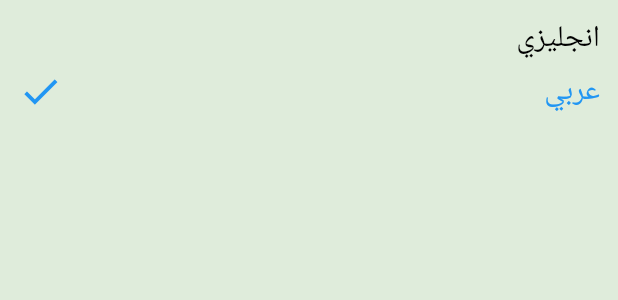
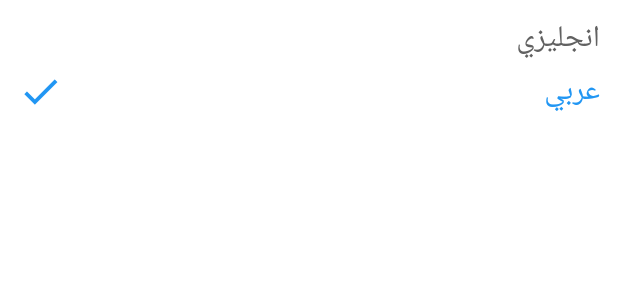
Before and after one commit to hadeer63/todo_app_route, a Flutter app: the LanguageBottomSheet widget shown alone on an empty page, opened directly, after a tap on "Arabic", on a phone screen of 412 x 824 dp. Shown: the top 300 px of the screen. Run offline on Flutter 3.47's test engine with Material 2 defaults, Android fonts, the phone set to English and light mode, and no system bars; our stand-ins replace calendar_timeline, firebase_core, google_fonts; accounts and stored records are empty; generated files the repository leaves out were written again.

Commit message:
provider and themeing

```diff
--- a/lib/bottom_sheet/language_bottom_sheet.dart
+++ b/lib/bottom_sheet/language_bottom_sheet.dart
@@ -9,6 +9,9 @@ class LanguageBottomSheet extends StatelessWidget {
   Widget build(BuildContext context) {
     var provider = Provider.of<MyProvider>(context);
     return Container(
+      color: provider.modeApp == ThemeMode.dark
+          ? Color(0xFF060E1E)
+          : Colors.white,
       child: Padding(
         padding: const EdgeInsets.all(12),
         child: Column(
@@ -25,7 +28,7 @@ class LanguageBottomSheet extends StatelessWidget {
                       fontSize: 20,
                         color: provider.languageCode == "en"
                             ? Colors.blue
-                            : Colors.black),
+                            : Colors.grey[700]),
                   ),
                   Spacer(),
                   provider.languageCode == "en"
@@ -33,7 +36,7 @@ class LanguageBottomSheet extends StatelessWidget {
                           Icons.done,
                           color: provider.languageCode == "en"
                               ? Colors.blue
-                              : Colors.black,
+                              : Colors.grey[700],
                           size: 30,
                         )
                       : SizedBox.shrink()
@@ -55,7 +58,7 @@ class LanguageBottomSheet extends StatelessWidget {
                       fontSize: 20,
                         color: provider.languageCode == "ar"
                             ? Colors.blue
-                            : Colors.black),
+                            : Colors.grey[700]),
                   ),
                   Spacer(),
                   provider.languageCode == "en"
@@ -65,7 +68,7 @@ class LanguageBottomSheet extends StatelessWidget {
                           size: 30,
                           color: provider.languageCode == "ar"
                               ? Colors.blue
-                              : Colors.black,
+                              : Colors.grey[700],
                         )
                 ],
               ),
--- a/lib/layout/home_layout.dart
+++ b/lib/layout/home_layout.dart
@@ -5,6 +5,7 @@ import 'package:todo_app/screens/settings/settings_tab.dart';
 import 'package:flutter_gen/gen_l10n/app_localizations.dart';
 import 'package:todo_app/screens/tasks/add_task_bpttom_sheet.dart';
 import 'package:todo_app/screens/tasks/tasks_tab.dart';
+import 'package:todo_app/shared/styles/colors.dart';
 
 class HomeLayout extends StatefulWidget {
   static const String routeName = 'layout';
@@ -24,17 +25,17 @@ class _HomeLayoutState extends State<HomeLayout> {
   @override
   Widget build(BuildContext context) {
     var pro = Provider.of<MyProvider>(context);
-    return Stack(
-      children: [
-        Image.asset(
-          pro.getBackground(),
-          width: double.infinity,
-          fit: BoxFit.fill,
-        ),
-        Scaffold(
+    return Scaffold(
+      backgroundColor: pro.modeApp == ThemeMode.light
+          ? mint
+          : Color(0xFF060E1E),
       extendBody: true,
       appBar: AppBar(
-            title: Text(AppLocalizations.of(context)!.todo),
+        title: Text(AppLocalizations.of(context)!.todo,
+        style: Theme.of(context).textTheme.bodyMedium!.copyWith(
+            color: pro.modeApp == ThemeMode.light
+                ?Colors.white
+                : Color(0xFF060E1E)),),
       ),
       floatingActionButtonLocation: FloatingActionButtonLocation.centerDocked,
       floatingActionButton: FloatingActionButton(
@@ -42,10 +43,16 @@ class _HomeLayoutState extends State<HomeLayout> {
           showSheet();
         },
         child: Icon(Icons.add),
-            shape: CircleBorder(side: BorderSide(color: Colors.white, width: 3)),
+        shape: CircleBorder(side: BorderSide(
+          color: pro.modeApp == ThemeMode.light
+                ?Colors.white
+                : Color(0xFF141922),
+            width: 3)),
       ),
       bottomNavigationBar: BottomAppBar(
-            color: Colors.white,
+        color: pro.modeApp == ThemeMode.light
+            ?Colors.white
+            : Color(0xFF141922),
         notchMargin: 8,
         shape: CircularNotchedRectangle(),
         child: BottomNavigationBar(
@@ -72,8 +79,6 @@ class _HomeLayoutState extends State<HomeLayout> {
             ]),
       ),
       body: tabs[index],
-        ),
-      ],
     );
   }
 
--- a/lib/provider/my_provider.dart
+++ b/lib/provider/my_provider.dart
@@ -1,4 +1,6 @@
 import 'package:flutter/material.dart';
+
+import '../shared/styles/colors.dart';
 
 class MyProvider extends ChangeNotifier {
   String languageCode = 'en';
@@ -15,11 +17,15 @@ class MyProvider extends ChangeNotifier {
     notifyListeners();
   }
 
-  String getBackground() {
-    if (modeApp == ThemeMode.light) {
-      return "assets/images/background.png";
-    } else {
-      return "assets/images/background_dark.png";
-    }
-  }
+  //  getBackground() {
+  //   if (modeApp == ThemeMode.light) {
+  //     return Scaffold(
+  //       backgroundColor: mint
+  //     );
+  //   } else {
+  //     return Scaffold(
+  //         backgroundColor: Color(0xFF141A2E)
+  //     );
+  //   }
+  // }
 }
--- a/lib/screens/tasks/task_item.dart
+++ b/lib/screens/tasks/task_item.dart
@@ -1,15 +1,23 @@
 import 'package:flutter/material.dart';
+import 'package:provider/provider.dart';
 import 'package:todo_app/shared/styles/colors.dart';
 import 'package:flutter_gen/gen_l10n/app_localizations.dart';
+
+import '../../provider/my_provider.dart';
 
 class TaskItem extends StatelessWidget {
   const TaskItem({super.key});
 
   @override
   Widget build(BuildContext context) {
+    var pro = Provider.of<MyProvider>(context);
     return Padding(
       padding: const EdgeInsets.symmetric(horizontal: 18, vertical: 8),
       child: Card(
+        color:
+            pro.modeApp == ThemeMode.light ?
+            Colors.white :
+            Color(0xFF141922),
         shape: RoundedRectangleBorder(borderRadius: BorderRadius.circular(14)),
         child: Padding(
           padding: const EdgeInsets.all(14.0),
@@ -28,18 +36,32 @@ class TaskItem extends StatelessWidget {
               Column(
                 crossAxisAlignment: CrossAxisAlignment.start,
                 children: [
-                  Text(AppLocalizations.of(context)!.taskTitle),
-                  Text(AppLocalizations.of(context)!.taskDescribtion),
+                  Text(
+                    AppLocalizations.of(context)!.taskTitle,
+                    style: TextStyle(color: pro.modeApp == ThemeMode.light
+                        ?primaryColor
+                        : Colors.white,),
+                  ),
+                  Text(
+                    AppLocalizations.of(context)!.taskDescribtion,
+                    style: TextStyle(color: pro.modeApp == ThemeMode.light
+                    ?primaryColor
+                        : Colors.white,),
+                  )
                 ],
               ),
               Spacer(),
               Container(
-                padding: EdgeInsets.symmetric(horizontal: 12,vertical: 2),
-                decoration: BoxDecoration(
-                  color: Colors.blue,
-                  borderRadius: BorderRadius.circular(8)
-                ),
-                  child:  Icon(Icons.done,color: Colors.white,))
+                  padding: EdgeInsets.symmetric(horizontal: 12, vertical: 2),
+                  decoration: BoxDecoration(
+                      color: pro.modeApp == ThemeMode.light
+                          ? primaryColor
+                          : Color(0xFF5D9CEC),
+                      borderRadius: BorderRadius.circular(8)),
+                  child: Icon(
+                    Icons.done,
+                    color: Colors.white,
+                  ))
             ],
           ),
         ),
--- a/lib/screens/tasks/tasks_tab.dart
+++ b/lib/screens/tasks/tasks_tab.dart
@@ -1,14 +1,18 @@
 import 'package:calendar_timeline/calendar_timeline.dart';
 import 'package:flutter/material.dart';
+import 'package:provider/provider.dart';
 import 'package:todo_app/screens/tasks/task_item.dart';
 import 'package:todo_app/shared/styles/colors.dart';
 import 'package:flutter_gen/gen_l10n/app_localizations.dart';
+
+import '../../provider/my_provider.dart';
 
 class TasksTab extends StatelessWidget {
   const TasksTab({super.key});
 
   @override
   Widget build(BuildContext context) {
+    var pro = Provider.of<MyProvider>(context);
     return Column(
       children: [
         CalendarTimeline(
@@ -17,18 +21,25 @@ class TasksTab extends StatelessWidget {
           lastDate: DateTime.now().add(Duration(days: 365)),
           onDateSelected: (date) => print(date),
           leftMargin: 20,
-          monthColor: primaryColor,
-          dayColor: primaryColor.withOpacity(.70),
+          monthColor:
+              pro.modeApp == ThemeMode.light ?
+              primaryColor
+              : Colors.white,
+          dayColor: pro.modeApp == ThemeMode.light ?
+    primaryColor.withOpacity(.70)
+              : Colors.white,
           activeDayColor: Colors.white,
-          activeBackgroundDayColor: primaryColor,
+          activeBackgroundDayColor: Color(0xFF5D9CEC),
           dotsColor: Colors.white,
           selectableDayPredicate: (date) => true,
           locale: 'en_ISO',
         ),
         Expanded(
-          child: ListView.builder(itemBuilder: (context, index) {
-            return TaskItem();
-          },itemCount: 8,
+          child: ListView.builder(
+            itemBuilder: (context, index) {
+              return TaskItem();
+            },
+            itemCount: 8,
           ),
         )
       ],
--- a/lib/shared/styles/myThemedata.dart
+++ b/lib/shared/styles/myThemedata.dart
@@ -12,5 +12,14 @@ class MyThemeData {
           backgroundColor: Colors.white,
           showSelectedLabels: false,
           showUnselectedLabels: false));
-  static ThemeData darkTheme =ThemeData();
+  static ThemeData darkTheme =ThemeData(
+    scaffoldBackgroundColor: Color(0xFF141922),
+      bottomNavigationBarTheme: BottomNavigationBarThemeData(
+          type: BottomNavigationBarType.fixed,
+          selectedItemColor: primaryColor,
+          unselectedItemColor: Colors.white,
+          backgroundColor: Color(0xFF141922),
+          showSelectedLabels: false,
+          showUnselectedLabels: false)
+  );
 }
```
Also changed, not shown: lib/bottom_sheet/themeing_bottom_sheet.dart (+5 -2 lines), lib/screens/settings/settings_tab.dart (+36 -18 lines), lib/screens/splash_screen.dart (+7 -1 lines), lib/screens/tasks/add_task_bpttom_sheet.dart (+34 -10 lines). Lines whose indentation alone changed are shown as unchanged.
